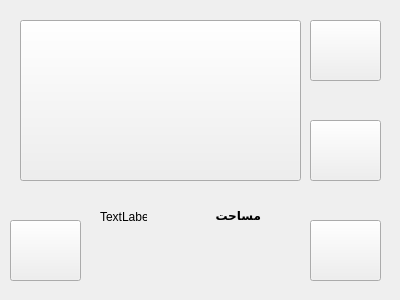
Mahdi-Ghasemii/AP_Project, file gandomfarm.ui: the form before one commit.
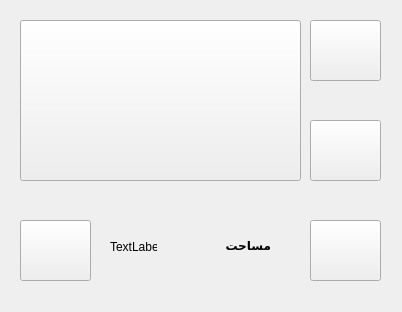
The form after the commit. Icons and pictures are not drawn.

Commit message: backend of gandomfarm complete befor time

Diff of the .ui file:
```diff
--- a/gandomfarm.ui
+++ b/gandomfarm.ui
@@ -6,8 +6,8 @@
    <rect>
     <x>0</x>
     <y>0</y>
-    <width>400</width>
-    <height>300</height>
+    <width>402</width>
+    <height>312</height>
    </rect>
   </property>
   <property name="windowTitle">
@@ -98,8 +98,8 @@
   <widget class="QLabel" name="label">
    <property name="geometry">
     <rect>
-     <x>200</x>
-     <y>200</y>
+     <x>210</x>
+     <y>230</y>
      <width>61</width>
      <height>31</height>
     </rect>
@@ -143,7 +143,7 @@
   <widget class="QPushButton" name="pushButton_5">
    <property name="geometry">
     <rect>
-     <x>10</x>
+     <x>20</x>
      <y>220</y>
      <width>71</width>
      <height>61</height>
@@ -169,8 +169,8 @@
   <widget class="QLabel" name="label_2">
    <property name="geometry">
     <rect>
-     <x>100</x>
-     <y>210</y>
+     <x>110</x>
+     <y>240</y>
      <width>47</width>
      <height>13</height>
     </rect>
```
Left out of the diff: 8 changed lines with no effect on the pictures. The commit also changes 5 other files.
